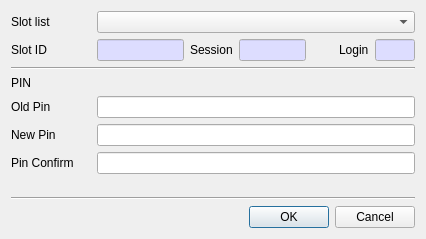
jykim74/CryptokiMan, file CryptokiMan/set_pin_dlg.ui: the form before one commit.
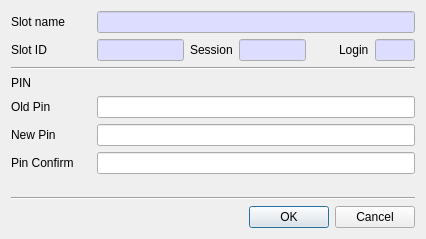
The form after the commit.

Commit message: Slot List 를 모두 Slot Name 변경

```diff
--- a/CryptokiMan/set_pin_dlg.ui
+++ b/CryptokiMan/set_pin_dlg.ui
@@ -28,17 +28,41 @@
         </size>
        </property>
        <property name="text">
-        <string>Slot list</string>
+        <string>Slot name</string>
        </property>
       </widget>
      </item>
      <item row="0" column="1">
-      <widget class="QComboBox" name="mSlotsCombo">
-       <property name="sizePolicy">
-        <sizepolicy hsizetype="Preferred" vsizetype="Fixed">
-         <horstretch>1</horstretch>
-         <verstretch>0</verstretch>
-        </sizepolicy>
+      <widget class="QLineEdit" name="mSlotNameText">
+       <property name="palette">
+        <palette>
+         <active>
+          <colorrole role="Base">
+           <brush brushstyle="SolidPattern">
+            <color alpha="255">
+             <red>221</red>
+             <green>221</green>
+             <blue>255</blue>
+            </color>
+           </brush>
+          </colorrole>
+         </active>
+         <inactive>
+          <colorrole role="Base">
+           <brush brushstyle="SolidPattern">
+            <color alpha="255">
+             <red>221</red>
+             <green>221</green>
+             <blue>255</blue>
+            </color>
+           </brush>
+          </colorrole>
+         </inactive>
+         <disabled/>
+        </palette>
+       </property>
+       <property name="readOnly">
+        <bool>true</bool>
        </property>
       </widget>
      </item>
```
Left out of the diff: 1 changed line with no effect on the pictures. The commit also changes 116 other files.
